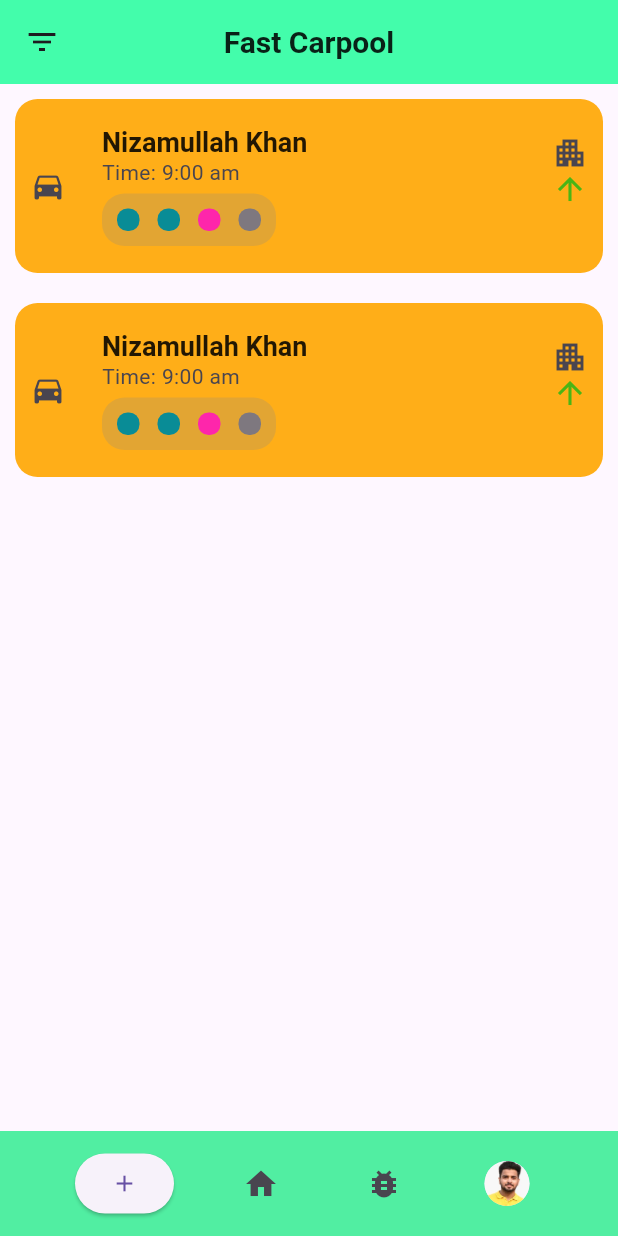
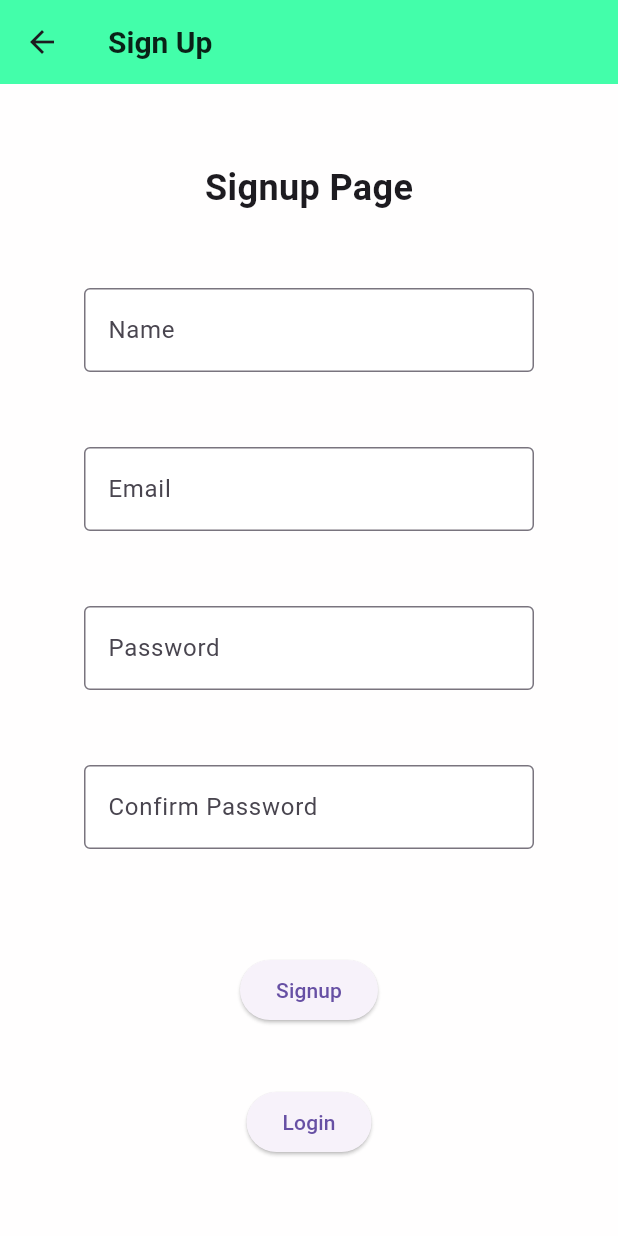
Before and after one commit to huzaifarashid3/carpool, a Flutter app: the screen it shows after launch, after a tap on the "home" icon, on a phone screen of 412 x 824 dp. Run offline on Flutter 3.47's test engine with Material 3 defaults, Android fonts, the phone set to English and light mode, and no system bars.

Commit message:
Adds signup and login page
On clicking home icon , leads to signup and login page

```diff
--- a/lib/main.dart
+++ b/lib/main.dart
@@ -1,6 +1,8 @@
 // ignore_for_file: prefer_const_constructors, prefer_const_literals_to_create_immutables
 
 import 'package:carpool/bug_report.dart';
+import 'package:carpool/login.dart';
+import 'package:carpool/signup.dart';
 import 'package:flutter/material.dart';
 
 void main() {
@@ -17,6 +19,8 @@ class MyApp extends StatelessWidget {
       home: MyScaffold(),
       routes: {
         bug_report.route_name: (_) => bug_report(),
+        signup.route_name: (_) => signup(),
+        login.route_name: (_) => login(),
       },
     );
   }
@@ -70,7 +74,11 @@ class _MyScaffoldState extends State<MyScaffold> {
                   });
                 },
                 child: Icon(Icons.add)),
-            IconButton(onPressed: () {}, icon: Icon(Icons.home)),
+            IconButton(
+                onPressed: () {
+                  Navigator.of(context).pushNamed(signup.route_name);
+                },
+                icon: Icon(Icons.home)),
             Tooltip(
               message: 'Report a bug',
               child: IconButton(
--- /dev/null
+++ b/lib/signup.dart
@@ -0,0 +1,101 @@
+// ignore_for_file: prefer_const_constructors, constant_identifier_names, camel_case_types
+
+import 'package:flutter/material.dart';
+import 'package:carpool/login.dart';
+
+class signup extends StatelessWidget {
+  static const route_name = 'signup';
+
+  const signup({super.key});
+
+  @override
+  Widget build(BuildContext context) {
+    return Scaffold(
+      backgroundColor: Color.fromARGB(234, 255, 254, 254),
+      appBar: AppBar(
+        title: const Text(
+          'Sign Up',
+          style: TextStyle(
+              fontSize: 20.0,
+              fontWeight: FontWeight.bold,
+              color: Colors.black87),
+        ),
+        backgroundColor: const Color.fromARGB(190, 3, 255, 142),
+      ),
+      body: Column(
+        mainAxisAlignment: MainAxisAlignment.center,
+        children: [
+          const Text('Signup Page',
+              style: TextStyle(fontSize: 24, fontWeight: FontWeight.bold)),
+          Row(
+            mainAxisAlignment: MainAxisAlignment.center,
+            children: [
+              Container(
+                color: Colors.white,
+                margin: const EdgeInsets.fromLTRB(50, 50, 50, 30),
+                width: 300,
+                child: const TextField(
+                  decoration: InputDecoration(
+                    hintText: 'Name',
+                    border: OutlineInputBorder(),
+                  ),
+                ),
+              ),
+            ],
+          ),
+          Container(
+            color: Colors.white,
+            margin: const EdgeInsets.fromLTRB(50, 20, 50, 30),
+            width: 300,
+            child: TextFormField(
+              decoration: const InputDecoration(
+                hintText: 'Email',
+                border: OutlineInputBorder(),
+              ),
+            ),
+          ),
+          Container(
+            color: Colors.white,
+            margin: const EdgeInsets.fromLTRB(50, 20, 50, 30),
+            width: 300,
+            child: TextFormField(
+              decoration: const InputDecoration(
+                hintText: 'Password',
+                border: OutlineInputBorder(),
+              ),
+            ),
+          ),
+          Container(
+            color: Colors.white,
+            margin: const EdgeInsets.fromLTRB(50, 20, 50, 30),
+            width: 300,
+            child: TextFormField(
+              decoration: const InputDecoration(
+                hintText: 'Confirm Password',
+                border: OutlineInputBorder(),
+              ),
+            ),
+          ),
+          Container(
+            padding: const EdgeInsets.fromLTRB(0, 40, 0, 0),
+            child: ElevatedButton(
+              onPressed: () {
+                // Implement your logic here
+              },
+              child: const Text('Signup'),
+            ),
+          ),
+          Container(
+            padding: const EdgeInsets.fromLTRB(0, 40, 0, 0),
+            child: ElevatedButton(
+              onPressed: () {
+                Navigator.of(context).pushNamed(login.route_name);
+              },
+              child: const Text('Login'),
+            ),
+          )
+        ],
+      ),
+    );
+  }
+}
```
Also changed, not shown: lib/login.dart (added, +66 -0 lines).
